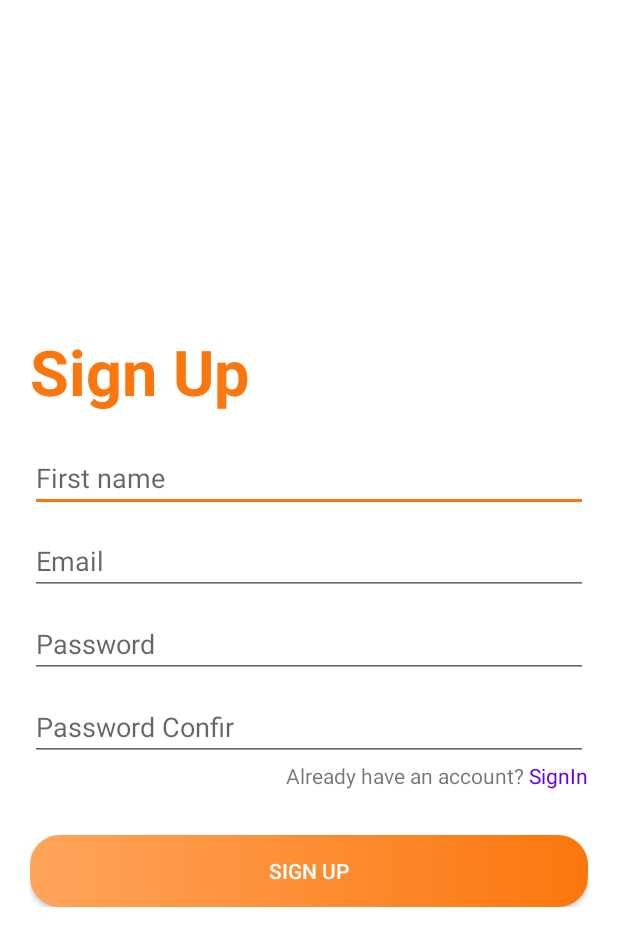
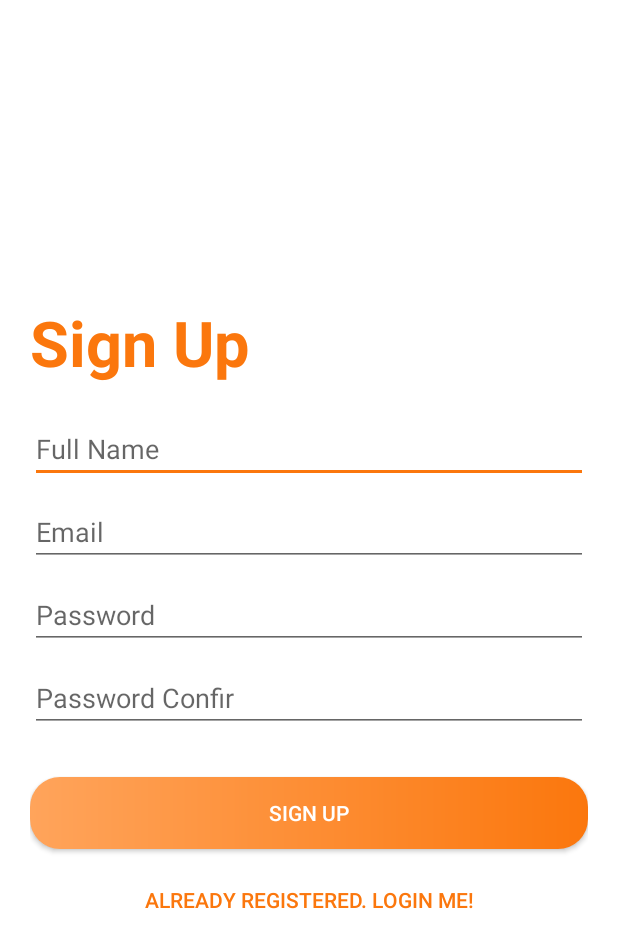
Before and after one commit to wznuhidayat/sipegat, an Android app: the SignUpActivity screen opened directly, with no data from a screen before it, on a phone screen of 412 x 824 dp. Shown: the top 948 px of the screen. Run offline under Robolectric (Android 15) with nearby library versions, the phone set to English and light mode, and no system bars; our stand-ins replace Firebase (no records; nobody signed in at launch, a user with empty details on screens opened directly); libraries missing offline, so code that uses them is left out: com.firebase.ui.

Commit message:
fix register btn

```diff
--- a/app/build.gradle
+++ b/app/build.gradle
@@ -46,5 +46,6 @@ dependencies {
     implementation 'com.synnapps:carouselview:0.1.5'
     implementation 'de.hdodenhof:circleimageview:3.1.0'
     implementation 'androidx.gridlayout:gridlayout:1.0.0'
+    implementation 'uk.co.chrisjenx:calligraphy:2.3.0'
 
 }
--- a/app/src/main/java/dacas/official/sipegat/MainActivity.java
+++ b/app/src/main/java/dacas/official/sipegat/MainActivity.java
@@ -26,6 +26,7 @@ import com.google.android.material.bottomnavigation.BottomNavigationView;
 import dacas.official.sipegat.fragments.ChatFragment;
 import dacas.official.sipegat.fragments.HomeFragment;
 import dacas.official.sipegat.fragments.ProfileFragment;
+import uk.co.chrisjenx.calligraphy.CalligraphyConfig;
 
 import com.google.firebase.auth.FirebaseAuth;
 import com.google.firebase.auth.FirebaseUser;
@@ -45,6 +46,10 @@ public class MainActivity extends AppCompatActivity {
     @Override
     protected void onCreate(Bundle savedInstanceState) {
         super.onCreate(savedInstanceState);
+        CalligraphyConfig.initDefault(new CalligraphyConfig.Builder()
+                .setDefaultFontPath("fonts/Montserrat-SemiBold.ttf")
+                .setFontAttrId(R.attr.fontPath)
+                .build());
         setContentView(R.layout.activity_main);
         auth = FirebaseAuth.getInstance();
         Toolbar toolbar = findViewById(R.id.toolbar);
--- a/app/src/main/java/dacas/official/sipegat/SignUpActivity.java
+++ b/app/src/main/java/dacas/official/sipegat/SignUpActivity.java
@@ -31,7 +31,7 @@ public class SignUpActivity extends AppCompatActivity {
     private static final String TAG = "SignUpActivity";
     private FirebaseAuth mAuth;
     private EditText FullName,InputEmail,InputPassword,InputPassConf;
-    private Button btnSignUp;
+    private Button btnSignUp, btnSignIn;
     FirebaseFirestore fstore;
     String UserID;
     @Override
@@ -109,6 +109,13 @@ public class SignUpActivity extends AppCompatActivity {
             }
 
         });
+        btnSignIn = findViewById(R.id.btnToSignIn);
+        btnSignIn.setOnClickListener(new View.OnClickListener() {
+            @Override
+            public void onClick(View v) {
+                startActivity(new Intent(SignUpActivity.this, SignInActivity.class));
+            }
+        });
 
     }
     @Override
@@ -118,9 +125,5 @@ public class SignUpActivity extends AppCompatActivity {
         FirebaseUser currentUser = mAuth.getCurrentUser();
     }
 
-    public void toSignIn(View v){
-        Intent intent = new Intent(SignUpActivity.this, SignInActivity.class);
-        startActivity(intent);
-    }
 
 }
--- a/app/src/main/java/dacas/official/sipegat/fragments/HomeFragment.java
+++ b/app/src/main/java/dacas/official/sipegat/fragments/HomeFragment.java
@@ -12,6 +12,7 @@ import android.widget.Toast;
 
 
 import androidx.annotation.NonNull;
+import androidx.core.widget.NestedScrollView;
 import androidx.fragment.app.Fragment;
 import androidx.recyclerview.widget.GridLayoutManager;
 import androidx.recyclerview.widget.RecyclerView;
@@ -33,7 +34,7 @@ public class HomeFragment extends Fragment {
     private static final String ARG_PARAM2 = "param2";
     private FirebaseAuth auth;
     private static final String TAG = "Home Fragment";
-
+    NestedScrollView nested_scrool_view;
     //firebase
     private FirebaseAuth.AuthStateListener mAuthStateListener;
 
@@ -103,7 +104,8 @@ public class HomeFragment extends Fragment {
 
         mRecyclerView = (RecyclerView) rootView.findViewById(R.id.recyclerView);
         mRecyclerView.setHasFixedSize(true);
-
+//        nested_scrool_view = rootView.findViewById(R.id.nestedscroll);
+//        nested_scrool_view.smoothScrollTo(0,0); //set it on top
         mLayoutManager  = new GridLayoutManager(getActivity(),2);
         mRecyclerView.setLayoutManager(mLayoutManager);
 
--- a/app/src/main/res/layout/activity_main.xml
+++ b/app/src/main/res/layout/activity_main.xml
@@ -7,7 +7,9 @@
     tools:context=".MainActivity">
     <com.google.android.material.appbar.AppBarLayout
         android:layout_width="match_parent"
-        android:layout_height="wrap_content">
+        android:layout_height="wrap_content"
+        android:theme="@style/AppTheme.AppBarOverlay"
+        >
         <androidx.appcompat.widget.Toolbar
             android:id="@+id/toolbar"
             android:layout_width="match_parent"
--- a/app/src/main/res/layout/content_sign_up.xml
+++ b/app/src/main/res/layout/content_sign_up.xml
@@ -26,7 +26,7 @@
             android:id="@+id/fullname"
             android:layout_width="match_parent"
             android:layout_height="wrap_content"
-            android:hint="First name"
+            android:hint="Full Name"
             android:inputType="text"
 
             />
@@ -53,26 +53,7 @@
             android:inputType="textPassword"
             android:hint="Password Confir"
             android:layout_marginTop="10dp"/>
-        <LinearLayout
-            android:layout_width="match_parent"
-            android:layout_height="wrap_content"
-            android:orientation="horizontal"
-            android:gravity="right"
-            >
-            <TextView
-                android:layout_width="wrap_content"
-                android:layout_height="match_parent"
-                android:text="Already have an account? "/>
-            <TextView
-                android:id="@+id/btnSignIn"
-                android:layout_width="wrap_content"
-                android:layout_height="wrap_content"
-                android:onClick="toSignIn"
-                android:text="SignIn"
-                android:textColor="@color/colorPrimary"
-                />
 
-        </LinearLayout>
         <Button
             android:id="@+id/btnSignUp"
             android:layout_width="match_parent"
@@ -82,6 +63,15 @@
             android:background="@drawable/rec_gradient"
             android:layout_gravity="center"
             android:layout_marginTop="30dp"/>
+        <Button
+            android:id="@+id/btnToSignIn"
+            android:layout_width="match_parent"
+            android:layout_height="wrap_content"
+            android:background="@null"
+            android:textColor="@color/OrangePrimary"
+            android:layout_marginTop="10dp"
+            android:elevation="10dp"
+            android:text="@string/btn_link_to_login"/>
     </LinearLayout>
 
 </LinearLayout>
--- a/app/src/main/res/layout/slide1.xml
+++ b/app/src/main/res/layout/slide1.xml
@@ -19,6 +19,7 @@
         <TextView
             android:layout_width="wrap_content"
             android:layout_height="wrap_content"
+
             android:text="@string/slide_1_title"
             android:textColor="@android:color/white"
             android:textSize="@dimen/slide_title"
--- a/app/src/main/res/values/strings.xml
+++ b/app/src/main/res/values/strings.xml
@@ -59,7 +59,7 @@
     <string name="start">Start</string>
 
     <string name="slide_1_title">FIND</string>
-    <string name="slide_1_desc">Find your teacher for your private</string>
+    <string name="slide_1_desc">Find your teacher for your private study</string>
 
     <string name="slide_2_title">SCHEDULE</string>
     <string name="slide_2_desc">Set your study schedule anytime and anywhere</string>
```
Also changed, not shown: app/src/main/java/dacas/official/sipegat/fragments/ChatFragment.java (+13 -3 lines), app/src/main/java/dacas/official/sipegat/fragments/ProfileFragment.java (+8 -0 lines), app/src/main/res/layout/fragment_home.xml (+8 -4 lines), app/src/main/res/layout/fragment_profile.xml (+2 -9 lines).
